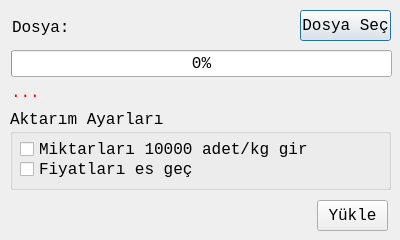
This is toplustokyukledialog.ui in mamoo81/bhss as Qt 5 draws it before an edit. The edited form follows.
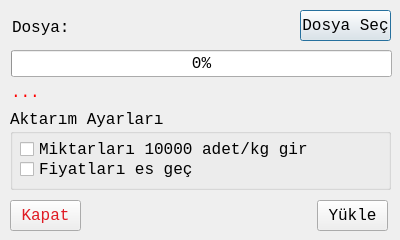
This is the edited form.

```diff
--- a/toplustokyukledialog.ui
+++ b/toplustokyukledialog.ui
@@ -157,6 +157,22 @@
     </property>
    </widget>
   </widget>
+  <widget class="QPushButton" name="KapatpushButton">
+   <property name="geometry">
+    <rect>
+     <x>10</x>
+     <y>200</y>
+     <width>71</width>
+     <height>31</height>
+    </rect>
+   </property>
+   <property name="styleSheet">
+    <string notr="true">color: rgb(224, 27, 36);</string>
+   </property>
+   <property name="text">
+    <string>Kapat</string>
+   </property>
+  </widget>
  </widget>
  <resources/>
  <connections/>
```
